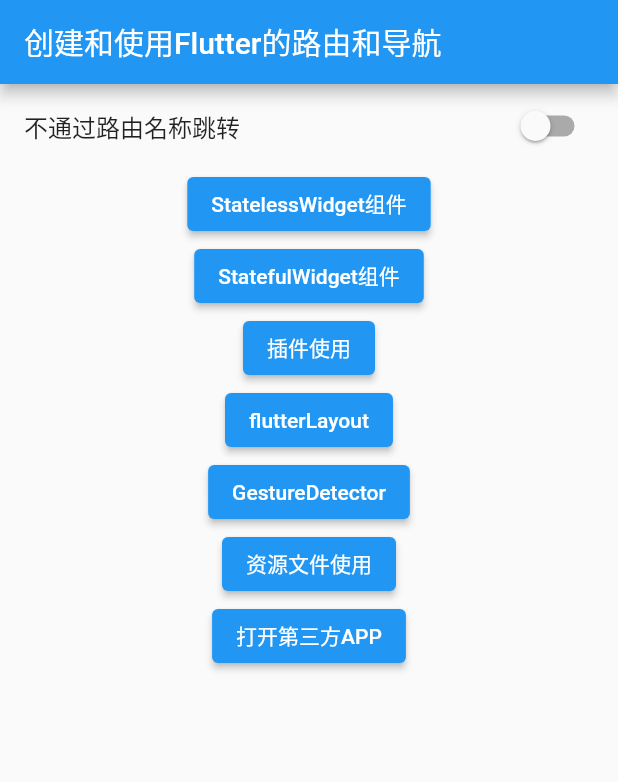
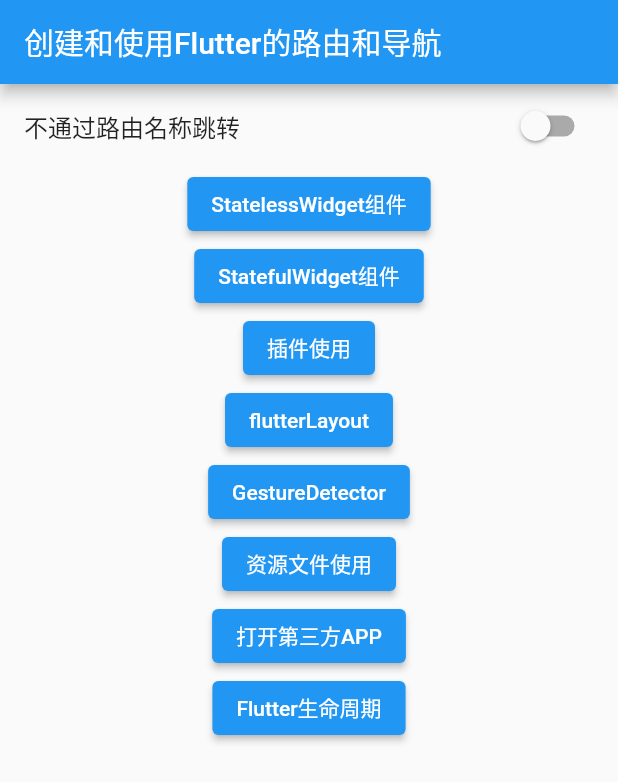
Before and after one commit to jiayuanfa/FlutterForXieCheng, a Flutter app: the screen it shows after launch, on a phone screen of 412 x 824 dp. Shown: the top 782 px of the screen. Run offline on Flutter 3.47's test engine with Material 2 defaults, Android fonts, the phone set to English and light mode, and no system bars; missing offline and left inert: flutter_color_plugin.

Commit message:
Flutter Widget 生命周期

```diff
--- a/lib/main.dart
+++ b/lib/main.dart
@@ -9,6 +9,7 @@ import 'package:my_app/oop_learn.dart';
 import 'package:my_app/plugin_use.dart';
 import 'package:my_app/stateful_group_page.dart';
 import 'package:my_app/res_page.dart';
+import 'package:my_app/flutter_widget_lifecycle.dart';
 
 void main() {
   runApp(const MyApp());
@@ -39,7 +40,9 @@ class MyApp extends StatelessWidget {
         'layout': (BuildContext context) => const FlutterLayoutPage(),
         'gesture': (BuildContext context) => const GesturePage(),
         'res': (BuildContext context) => const ResPage(),
-        'launcher': (BuildContext context) => const LauncherPage()
+        'launcher': (BuildContext context) => const LauncherPage(),
+        'widgetLifecycle': (BuildContext context) => const WidgetLifecycle(),
+
       },
     );
   }
@@ -74,6 +77,7 @@ class _RouteNavigatorState extends State<RouteNavigator> {
         _item('GestureDetector', const GesturePage(), 'gesture'),
         _item('资源文件使用', const ResPage(), 'res'),
         _item('打开第三方APP', const LauncherPage(), 'launcher'),
+        _item('Flutter生命周期', const WidgetLifecycle(), 'widgetLifecycle'),
 
       ],
     );
```
Also changed, not shown: lib/flutter_widget_lifecycle.dart (added, +27 -0 lines), 1 other file.
